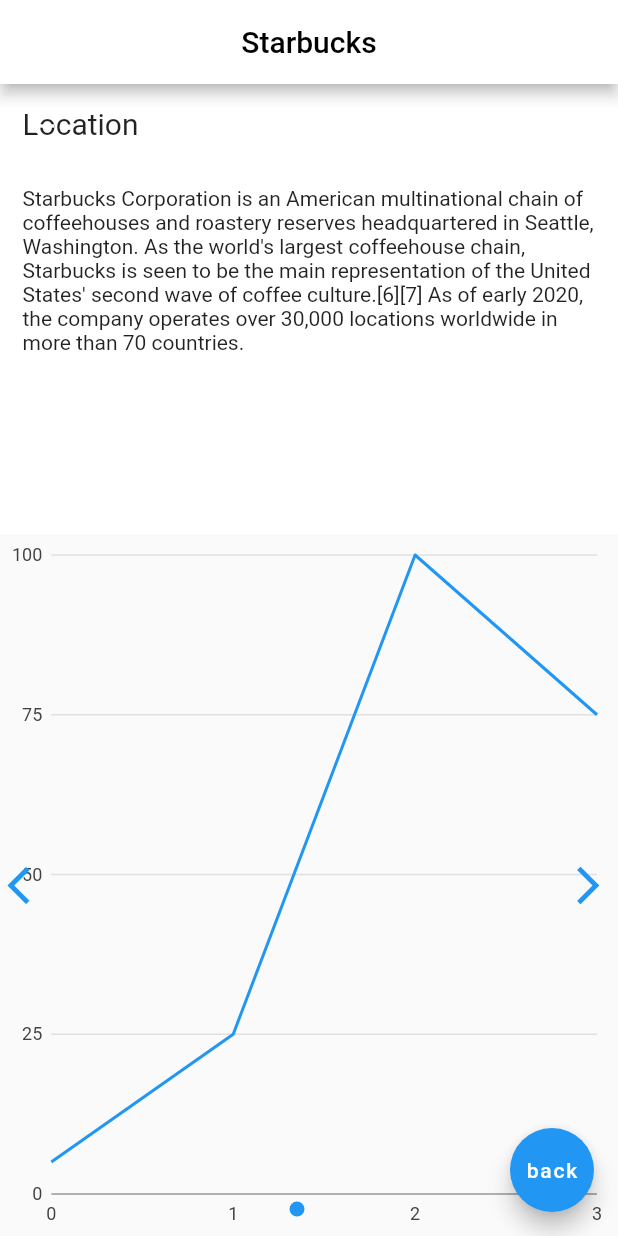
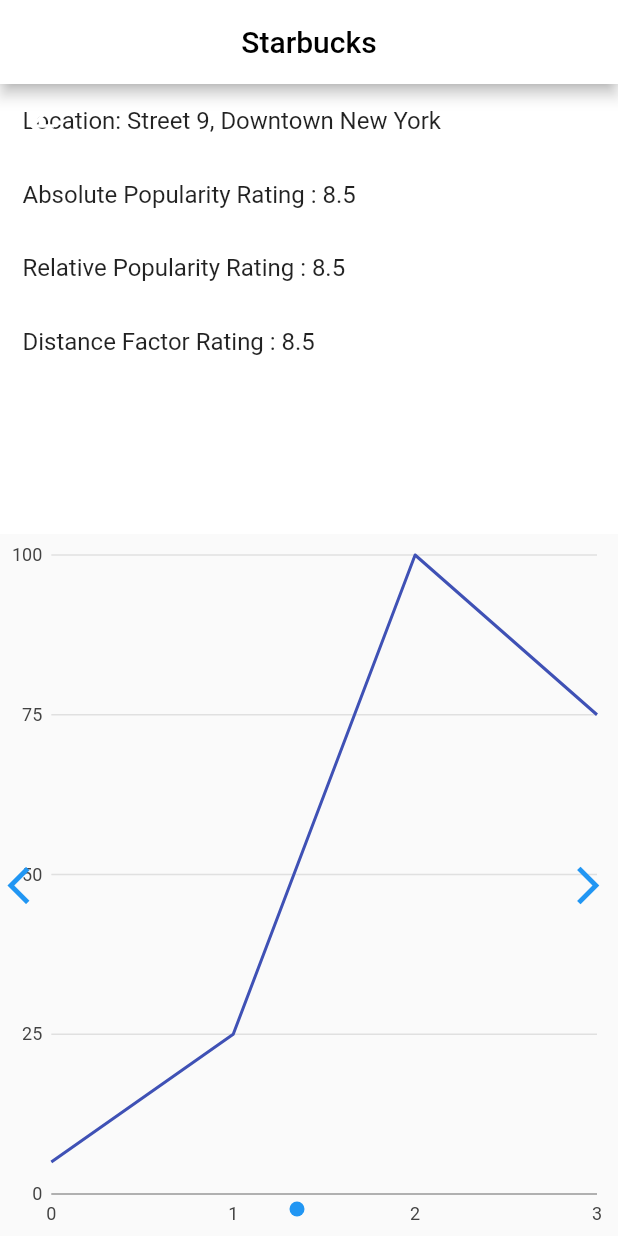
Before and after one commit to Prahlad-K/AutoRate, a Flutter app: the ListPage screen opened directly, after a tap on "Starbucks", on a phone screen of 412 x 824 dp. Run offline on Flutter 3.47's test engine with Material 2 defaults, Android fonts, the phone set to English and light mode, and no system bars; our stand-ins replace charts_flutter, flutter_swiper, geolocator; missing offline and left inert: flappy_search_bar.

Commit message:
standardised look for 3 pages, added 3 ratings and removed description in merchant detail

```diff
--- a/lib/screens/merchant_detail.dart
+++ b/lib/screens/merchant_detail.dart
@@ -38,6 +38,7 @@ class MerchantDetail extends StatelessWidget {
         //sliver app bar used so that when user is scrolling up the description panel gets hidden
           slivers: <Widget>[
             SliverAppBar(
+
               expandedHeight: 300.0,
               pinned: true,
               backgroundColor: Colors.white,
@@ -48,14 +49,24 @@ class MerchantDetail extends StatelessWidget {
                     Padding(
                       padding: const EdgeInsets.all(15.0),
                       // exact location of merchant
-                    child: Text("Location", textAlign: TextAlign.left, style: TextStyle(fontSize: 20),),
+                      child: Text("Location: Street 9, Downtown New York", textAlign: TextAlign.left, style: TextStyle(fontSize: 16),),
                     ),
                     Padding(
                       padding: const EdgeInsets.all(15.0),
-                    // description of merchant
-                    child: Text("Starbucks Corporation is an American multinational chain of coffeehouses and roastery reserves headquartered in Seattle, Washington. As the world's largest coffeehouse chain, Starbucks is seen to be the main representation of the United States' second wave of coffee culture.[6][7] As of early 2020, the company operates over 30,000 locations worldwide in more than 70 countries. "),
-                  )
-                ],
+                      // ratings
+                      child: Text("Absolute Popularity Rating : 8.5 ", textAlign: TextAlign.left, style: TextStyle(fontSize: 16),),
+                    ),
+                    Padding(
+                      padding: const EdgeInsets.all(15.0),
+                      // ratings
+                      child: Text("Relative Popularity Rating : 8.5 ", textAlign: TextAlign.left, style: TextStyle(fontSize: 16),),
+                    ),
+                    Padding(
+                      padding: const EdgeInsets.all(15.0),
+                      // ratings
+                      child: Text("Distance Factor Rating : 8.5 ", textAlign: TextAlign.left, style: TextStyle(fontSize: 16),),
+                    ),
+                  ]
               ),
             ),
 
@@ -75,14 +86,6 @@ class MerchantDetail extends StatelessWidget {
             )
 
           ]
-      ),
-      //this is optional, to return to previous page
-      floatingActionButton: FloatingActionButton(
-        child: Text('back'),
-        onPressed: ()
-        {
-          Navigator.of(context).push(MaterialPageRoute(builder: (context) => MerchantList()));
-        },
       ),
     );
   }
@@ -119,7 +122,7 @@ List<charts.Series<LinearSales, int>> _createSampleData1() {
   return [
     new charts.Series<LinearSales, int>(
       id: 'Sales',
-      colorFn: (_, __) => charts.MaterialPalette.blue.shadeDefault,
+      colorFn: (_, __) => charts.MaterialPalette.indigo.shadeDefault,
       domainFn: (LinearSales sales, _) => sales.day,
       measureFn: (LinearSales sales, _) => sales.sales,
       data: data,
--- a/lib/screens/merchant_list.dart
+++ b/lib/screens/merchant_list.dart
@@ -7,7 +7,7 @@ class MerchantList extends StatelessWidget {
   Widget build(BuildContext context) {
     return new MaterialApp(
       title: 'Merchant List - New York',
-      theme: new ThemeData(primaryColor: Color.fromRGBO(58, 66, 86, 1.0)),
+      //theme: new ThemeData(primaryColor: Color.fromRGBO(58, 66, 86, 1.0)),
       home: new ListPage(title: 'Merchant List - New York'),
     );
   }
@@ -26,11 +26,12 @@ class _ListPageState extends State<ListPage> {
   @override
   Widget build(BuildContext context) {
     return Scaffold(
-      backgroundColor: Color.fromRGBO(58, 66, 86, 1.0),
+      //backgroundColor: Color.fromRGBO(58, 66, 86, 1.0),
       appBar: AppBar(
+        backgroundColor: Colors.white,
         elevation: 0.1,
-        backgroundColor: Color.fromRGBO(58, 66, 86, 1.0),
-        title: Text(widget.title),
+        //backgroundColor: Color.fromRGBO(58, 66, 86, 1.0),
+        title: Text(widget.title, style: TextStyle(color: Colors.black),),
         actions: <Widget>[
           IconButton(
             icon: Icon(Icons.list),
```
Also changed, not shown: lib/screens/home.dart (+7 -2 lines). Lines whose indentation alone changed are shown as unchanged.
